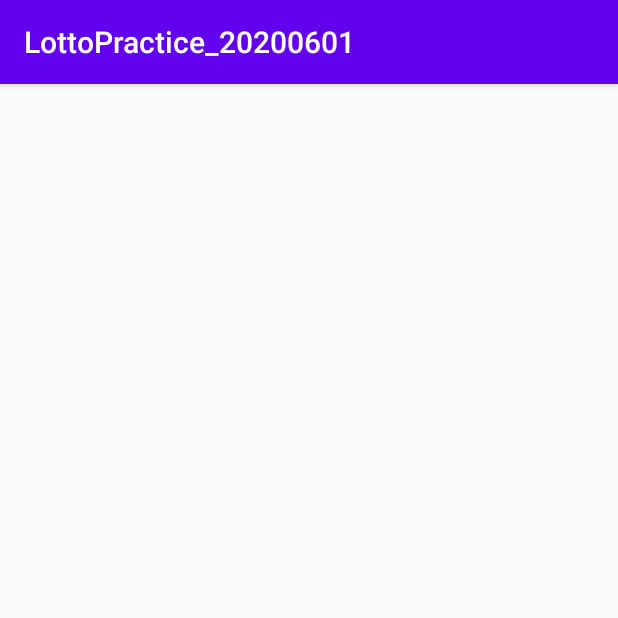
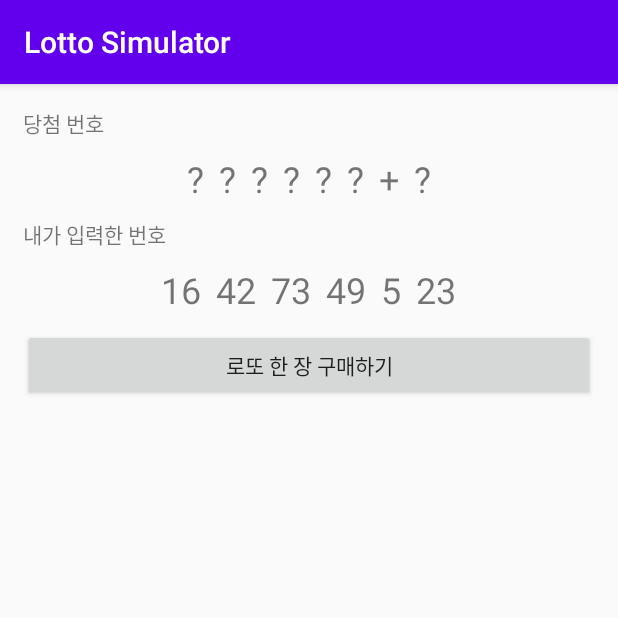
Before and after one commit to sunnysideup0w0v/LottoPractice_20200601, an Android app: the screen it shows after launch (MainActivity), on a phone screen of 412 x 824 dp, the top half of it. Run offline under Robolectric (Android 15) with nearby library versions, the phone set to English and light mode, and no system bars; our stand-ins replace data binding.

Commit message:
기본 xml 작성

```diff
--- a/app/src/main/res/layout/activity_main.xml
+++ b/app/src/main/res/layout/activity_main.xml
@@ -7,8 +7,139 @@
         android:layout_width="match_parent"
         android:layout_height="match_parent"
         android:orientation="vertical"
+        android:padding="15dp"
         tools:context=".MainActivity">
+        <TextView
+            android:layout_width="wrap_content"
+            android:layout_height="wrap_content"
+            android:text="@string/win_number"/>
+        <LinearLayout
+            android:layout_width="match_parent"
+            android:layout_height="wrap_content"
+            android:gravity="center"
+            android:layout_marginTop="10dp"
+            android:orientation="horizontal">
+            <TextView
+                android:id="@+id/winNumTxt01"
+                android:layout_width="wrap_content"
+                android:layout_height="wrap_content"
+                android:text="\?"
+                android:textSize="24sp"/>
 
+            <TextView
+                android:id="@+id/winNumTxt02"
+                android:layout_width="wrap_content"
+                android:layout_height="wrap_content"
+                android:text="\?"
+                android:layout_marginLeft="10dp"
+                android:textSize="24sp"/>
 
+            <TextView
+                android:id="@+id/winNumTxt03"
+                android:layout_width="wrap_content"
+                android:layout_height="wrap_content"
+                android:text="\?"
+                android:layout_marginLeft="10dp"
+                android:textSize="24sp"/>
+
+            <TextView
+                android:id="@+id/winNumTxt04"
+                android:layout_width="wrap_content"
+                android:layout_height="wrap_content"
+                android:text="\?"
+                android:layout_marginLeft="10dp"
+                android:textSize="24sp"/>
+
+            <TextView
+                android:id="@+id/winNumTxt05"
+                android:layout_width="wrap_content"
+                android:layout_height="wrap_content"
+                android:text="\?"
+                android:layout_marginLeft="10dp"
+                android:textSize="24sp"/>
+
+            <TextView
+                android:id="@+id/winNumTxt06"
+                android:layout_width="wrap_content"
+                android:layout_height="wrap_content"
+                android:text="\?"
+                android:layout_marginLeft="10dp"
+                android:textSize="24sp"/>
+
+            <TextView
+                android:layout_width="wrap_content"
+                android:layout_height="wrap_content"
+                android:text="+"
+                android:layout_marginLeft="10dp"
+                android:textSize="24sp"/>
+            <TextView
+                android:id="@+id/bonusNumTxt"
+                android:layout_width="wrap_content"
+                android:layout_height="wrap_content"
+                android:text="\?"
+                android:layout_marginLeft="10dp"
+                android:textSize="24sp"/>
+        </LinearLayout>
+        <TextView
+            android:layout_marginTop="10dp"
+            android:layout_width="wrap_content"
+            android:layout_height="wrap_content"
+            android:text="@string/my_number"/>
+        <LinearLayout
+            android:layout_width="match_parent"
+            android:layout_height="wrap_content"
+            android:orientation="horizontal"
+            android:gravity="center"
+            android:layout_marginTop="10dp">
+            <TextView
+                android:id="@+id/myNumTxt01"
+                android:layout_width="wrap_content"
+                android:layout_height="wrap_content"
+                android:text="16"
+                android:textSize="24sp" />
+            <TextView
+                android:id="@+id/myNumTxt02"
+                android:layout_width="wrap_content"
+                android:layout_height="wrap_content"
+                android:text="42"
+                android:layout_marginLeft="10dp"
+                android:textSize="24sp"/>
+
+            <TextView
+                android:id="@+id/myNumTxt03"
+                android:layout_width="wrap_content"
+                android:layout_height="wrap_content"
+                android:text="73"
+                android:layout_marginLeft="10dp"
+                android:textSize="24sp"/>
+
+            <TextView
+                android:id="@+id/myNumTxt04"
+                android:layout_width="wrap_content"
+                android:layout_height="wrap_content"
+                android:text="49"
+                android:layout_marginLeft="10dp"
+                android:textSize="24sp"/>
+            <TextView
+                android:id="@+id/myNumTxt05"
+                android:layout_width="wrap_content"
+                android:layout_height="wrap_content"
+                android:text="5"
+                android:layout_marginLeft="10dp"
+                android:textSize="24sp"/>
+            <TextView
+                android:id="@+id/myNumTxt06"
+                android:layout_width="wrap_content"
+                android:layout_height="wrap_content"
+                android:text="23"
+                android:layout_marginLeft="10dp"
+                android:textSize="24sp"/>
+        </LinearLayout>
+        <Button
+            android:id="@+id/buyLottoBtn"
+            android:layout_width="match_parent"
+            android:layout_height="wrap_content"
+            android:layout_marginTop="10dp"
+            android:text="@string/buy_one_lotto"/>
     </LinearLayout>
 </layout>
--- a/app/src/main/res/values/strings.xml
+++ b/app/src/main/res/values/strings.xml
@@ -1,3 +1,6 @@
 <resources>
-    <string name="app_name">LottoPractice_20200601</string>
+    <string name="app_name">Lotto Simulator</string>
+    <string name="win_number">당첨 번호</string>
+    <string name="my_number">내가 입력한 번호</string>
+    <string name="buy_one_lotto">로또 한 장 구매하기</string>
 </resources>
```
